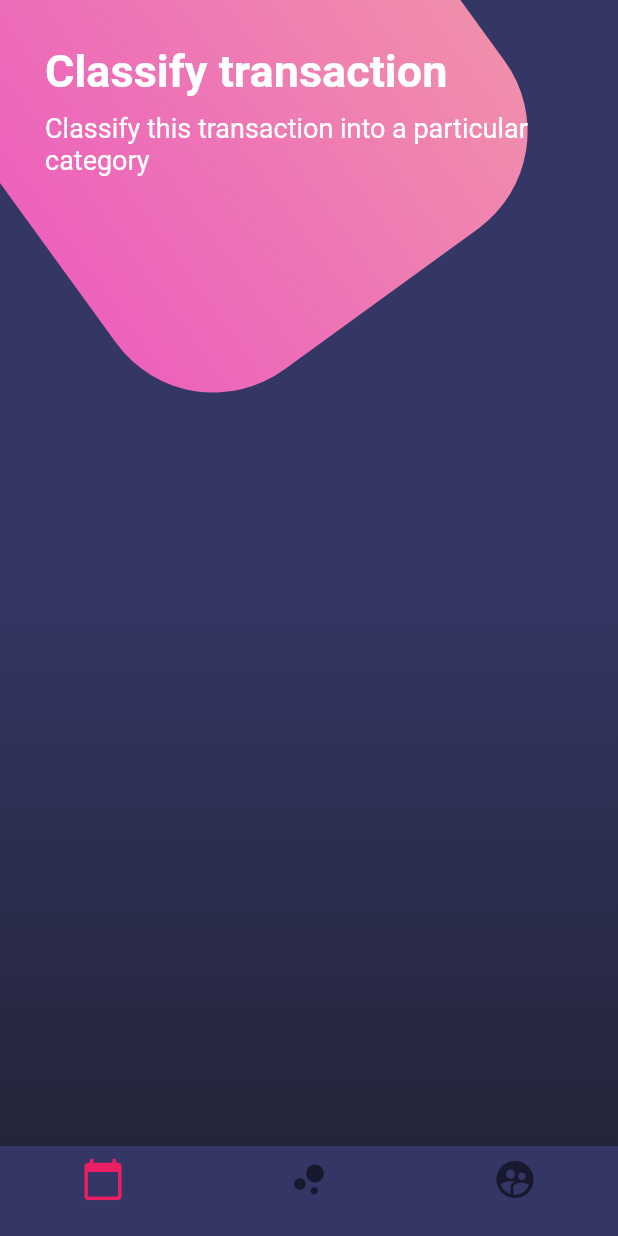
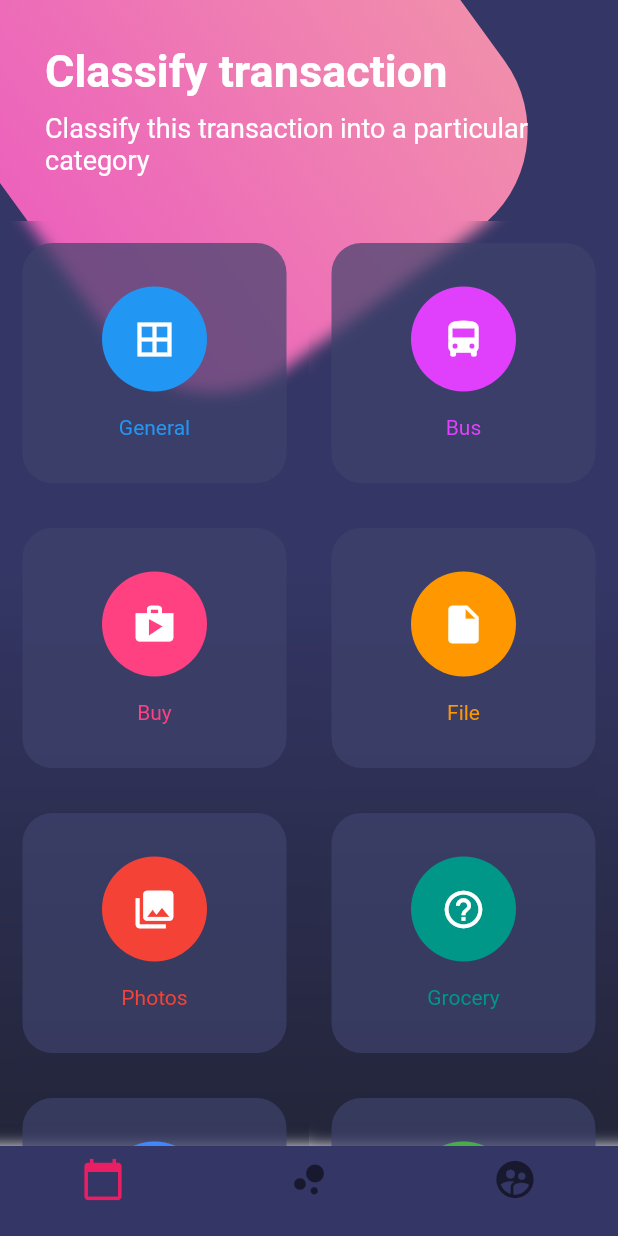
Before and after one commit to Danaes/dise-o-flutter, a Flutter app: the screen it shows after launch, on a phone screen of 412 x 824 dp. Run offline on Flutter 3.47's test engine with Material 2 defaults, Android fonts, the phone set to English and light mode, and no system bars.

Commit message:
Add ClipRect widget

```diff
--- a/lib/main.dart
+++ b/lib/main.dart
@@ -12,7 +12,7 @@ class MyApp extends StatelessWidget {
   Widget build(BuildContext context) {
 
     SystemChrome.setSystemUIOverlayStyle( SystemUiOverlayStyle.light.copyWith(
-      statusBarColor: Colors.white12
+      statusBarColor: Colors.transparent
     ));
 
     return MaterialApp(
--- a/lib/src/pages/botones_page.dart
+++ b/lib/src/pages/botones_page.dart
@@ -1,4 +1,6 @@
 import 'dart:math';
+import 'dart:ui' as prefix0;
+import 'dart:ui';
 
 import 'package:flutter/material.dart';
 
@@ -13,6 +15,7 @@ class BotonesPage extends StatelessWidget {
             child: Column(
               children: <Widget>[
                 _titulos(),
+                _botonesRedondeados()
               ],
             ),
           )
@@ -118,4 +121,67 @@ class BotonesPage extends StatelessWidget {
       ),
     );
   }
+
+  Widget _botonesRedondeados() {
+
+    return Table(
+      children: [
+        TableRow(
+          children: [
+            _crearBotonRedondeado( Colors.blue, Icons.border_all, 'General'),
+            _crearBotonRedondeado( Colors.purpleAccent, Icons.directions_bus, 'Bus')
+          ]
+        ),
+        TableRow(
+          children: [
+            _crearBotonRedondeado( Colors.pinkAccent, Icons.shop, 'Buy'),
+            _crearBotonRedondeado( Colors.orange, Icons.insert_drive_file, 'File')
+          ]
+        ),
+        TableRow(
+          children: [
+            _crearBotonRedondeado( Colors.red, Icons.collections, 'Photos'),
+            _crearBotonRedondeado( Colors.teal, Icons.help_outline, 'Grocery')
+          ]
+        ),
+        TableRow(
+          children: [
+            _crearBotonRedondeado( Colors.blueAccent, Icons.movie_filter, 'Enterteiment'),
+            _crearBotonRedondeado( Colors.green, Icons.cloud, 'Grocery')
+          ]
+        )
+      ],
+    );
+  }
+
+  Widget _crearBotonRedondeado(Color color, IconData icono, String texto) {
+
+    return ClipRect(
+      child: BackdropFilter(
+        filter: ImageFilter.blur( sigmaX: 5.0, sigmaY: 5.0),
+        child: Container(
+          height: 160,
+          margin: EdgeInsets.all(15.0),
+          decoration: BoxDecoration(
+            borderRadius: BorderRadius.circular(20.0),
+            color: Color.fromRGBO(62, 66, 107, 0.7)
+          ),
+          child: Column(
+            mainAxisAlignment: MainAxisAlignment.spaceAround,
+            children: <Widget>[
+              SizedBox( height: 5.0,),
+              CircleAvatar(
+                backgroundColor: color,
+                radius: 35.0,
+                child: Icon( icono, color: Colors.white, size: 30.0 ),
+              ),
+              Text(texto, style: TextStyle( color: color)),
+              SizedBox( height: 5.0,)
+            ],
+          ),
+        ),
+      )
+    );
+
+  }
 }
```
